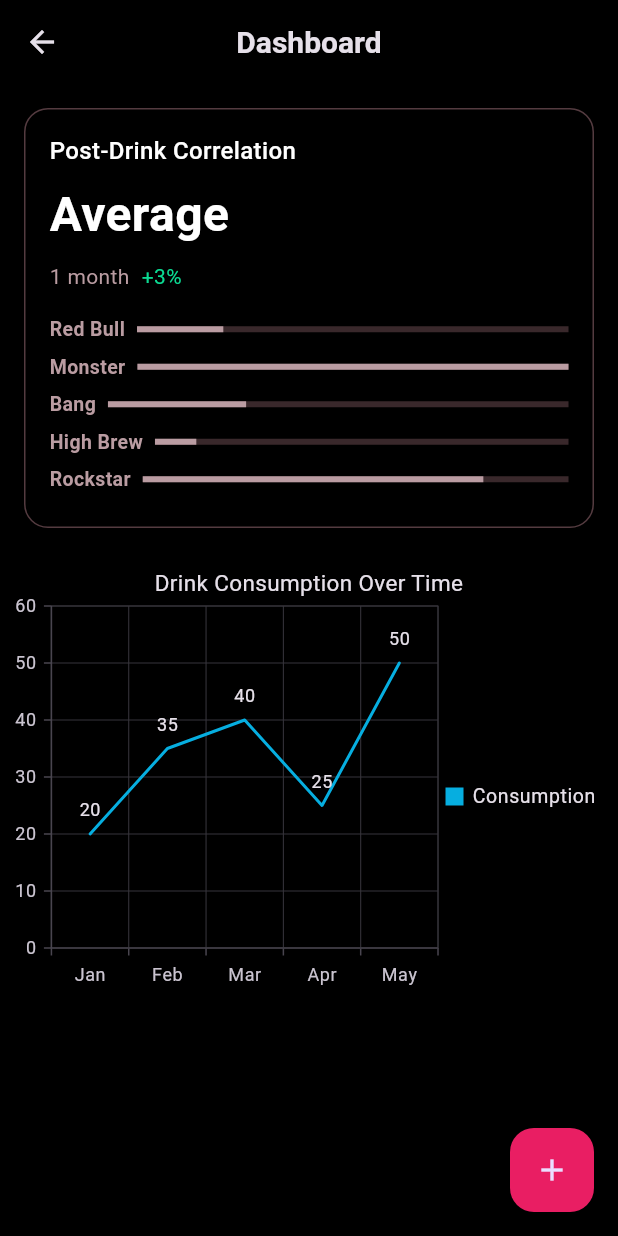
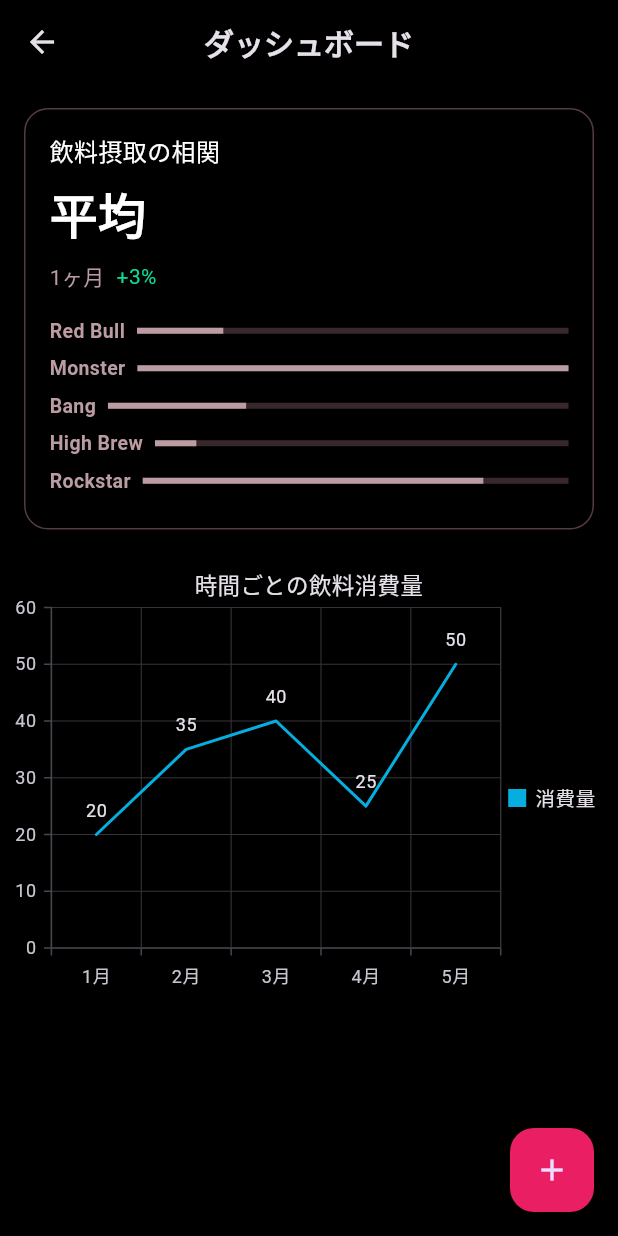
Before and after one commit to jphacks/os_2406, a Flutter app: the screen it shows after launch, on a phone screen of 412 x 824 dp. Run offline on Flutter 3.47's test engine with Material 3 defaults, Android fonts, the phone set to English and light mode, and no system bars; our stand-ins replace syncfusion_flutter_charts.

Commit message:
japanese traslation

```diff
--- a/flutter_application/lib/main.dart
+++ b/flutter_application/lib/main.dart
@@ -29,10 +29,10 @@
         backgroundColor: const Color(0xFF000000),
         leading: IconButton(
           icon: const Icon(Icons.arrow_back),
-          onPressed: () {}, // Back button functionality
+          onPressed: () {}, // 戻るボタンの機能
         ),
         title: const Text(
-          'Dashboard',
+          'ダッシュボード',
           style: TextStyle(fontSize: 20, fontWeight: FontWeight.bold),
         ),
         centerTitle: true,
@@ -51,18 +51,18 @@
                 crossAxisAlignment: CrossAxisAlignment.start,
                 children: [
                   Text(
-                    'Post-Drink Correlation',
+                    '飲料摂取の相関',
                     style: TextStyle(color: Colors.white, fontSize: 16, fontWeight: FontWeight.w500),
                   ),
                   SizedBox(height: 8),
                   Text(
-                    'Average',
+                    '平均',
                     style: TextStyle(color: Colors.white, fontSize: 32, fontWeight: FontWeight.bold),
                   ),
                   SizedBox(height: 8),
                   Row(
                     children: [
-                      Text('1 month', style: TextStyle(color: Color(0xFFba9ca2))),
+                      Text('1ヶ月', style: TextStyle(color: Color(0xFFba9ca2))),
                       SizedBox(width: 8),
                       Text('+3%', style: TextStyle(color: Color(0xFF0bda92))),
                     ],
@@ -81,7 +81,7 @@
           Container(
             height: 300, // グラフの高さ
             child: SfCartesianChart(
-              title: ChartTitle(text: 'Drink Consumption Over Time'),
+              title: ChartTitle(text: '時間ごとの飲料消費量'),
               legend: Legend(isVisible: true),
               primaryXAxis: CategoryAxis(),
               primaryYAxis: NumericAxis(),
@@ -90,7 +90,7 @@
                   dataSource: getChartData(),
                   xValueMapper: (ChartData data, _) => data.month,
                   yValueMapper: (ChartData data, _) => data.consumption,
-                  name: 'Consumption',
+                  name: '消費量',
                   dataLabelSettings: DataLabelSettings(isVisible: true),
                 ),
               ],
@@ -115,11 +115,11 @@
   // グラフデータを取得するメソッド
   List<ChartData> getChartData() {
     return [
-      ChartData('Jan', 20),
-      ChartData('Feb', 35),
-      ChartData('Mar', 40),
-      ChartData('Apr', 25),
-      ChartData('May', 50),
+      ChartData('1月', 20),
+      ChartData('2月', 35),
+      ChartData('3月', 40),
+      ChartData('4月', 25),
+      ChartData('5月', 50),
     ];
   }
 }
```
